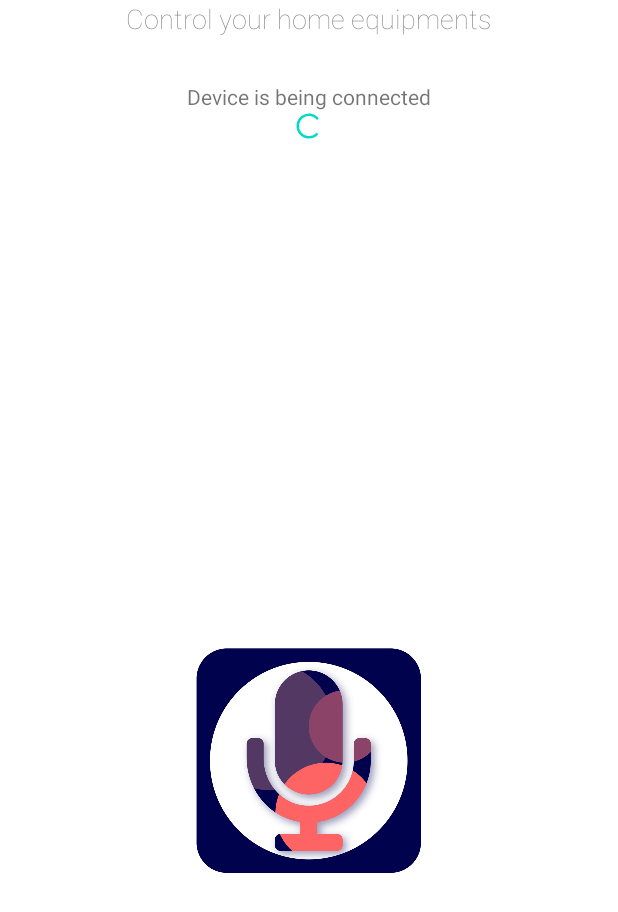
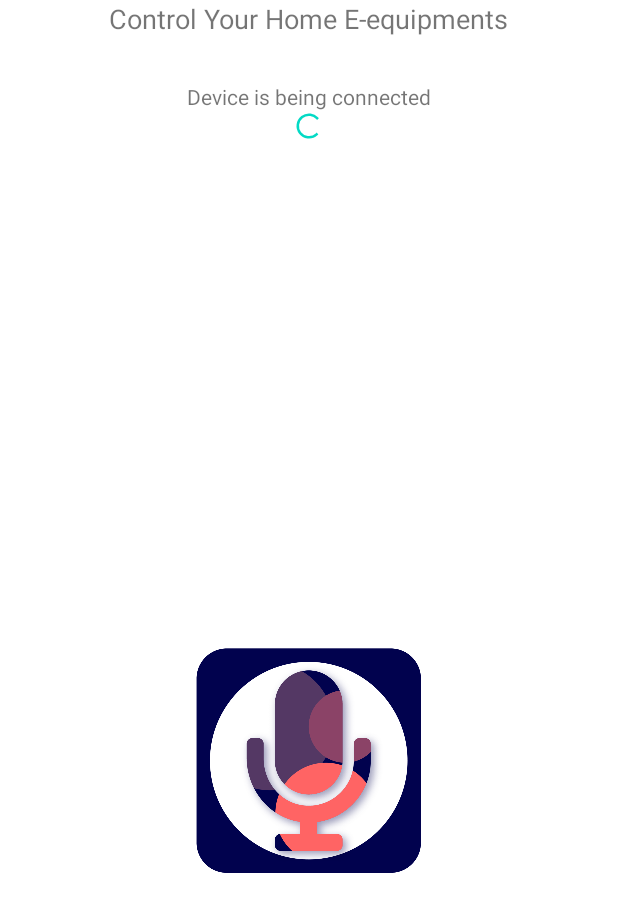
Before and after one commit to shoumik1998/controlIt2, an Android app: the screen it shows after launch (MainActivity), on a phone screen of 412 x 824 dp. Shown: the top 912 px of the screen. Run offline under Robolectric (Android 15) with nearby library versions, the phone set to English and light mode, and no system bars; libraries missing offline, so code that uses them is left out: com.agrawalsuneet.dotsloader, io.paperdb; plain views replace TashieLoader; 8 statements that could not run were skipped.

Commit message:
Almost completed

```diff
--- a/app/src/main/AndroidManifest.xml
+++ b/app/src/main/AndroidManifest.xml
@@ -26,7 +26,7 @@
         android:name=".ApplicationClass"
         android:allowBackup="true"
         android:icon="@mipmap/ic_launcher"
-        android:label="@string/app_name"
+        android:label="Control Es"
         android:roundIcon="@mipmap/ic_launcher_round"
         android:supportsRtl="true"
         android:theme="@style/Theme.Player">
--- a/app/src/main/java/com/example/player/ApplicationClass.java
+++ b/app/src/main/java/com/example/player/ApplicationClass.java
@@ -40,7 +40,7 @@ public class ApplicationClass extends Application {
             NotificationManager notificationManager=getSystemService(NotificationManager.class);
 
             notificationManager.createNotificationChannel(notificationChannel2);
-            Toast.makeText(getApplicationContext(), "Channel created", Toast.LENGTH_SHORT).show();
+
 
         }
     }
--- a/app/src/main/res/layout/activity_main.xml
+++ b/app/src/main/res/layout/activity_main.xml
@@ -15,9 +15,8 @@
         <TextView
             android:layout_gravity="center"
             android:gravity="center"
-            android:fontFamily="sans-serif-thin"
             android:textSize="18dp"
-            android:text="Control your home equipments"
+            android:text="Control Your Home E-equipments"
             android:layout_width="wrap_content"
             android:layout_height="wrap_content"/>
 
```
Also changed, not shown: app/src/main/java/com/example/player/MainActivity.java (+26 -9 lines).
